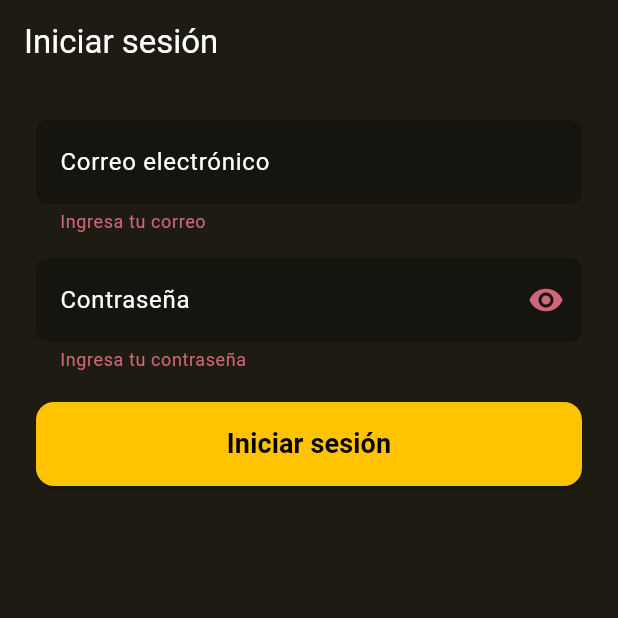
After one commit to Einarr07/elixir-gym-mobile, a Flutter app: the screen it shows after launch, after a tap on "Iniciar sesión", on a phone screen of 412 x 824 dp, the top half of it. The commit adds this screen. Run offline on Flutter 3.47's test engine with Material 3 defaults, Android fonts, the phone set to English and light mode, and no system bars; our stand-ins replace dio, flutter_dotenv, flutter_secure_storage; accounts and stored records are empty.

Commit message:
Auth
- lib/
main.dart: Update main for use the basic auth

-- core/
--- network/
---- api_client: I create the base for use client
--- storage/
---- auth_storage: Created the storage fot auth

-- data/
--- services/
---- auth_service: Created the service for use auth

-- presentation/
--- providers/
---- auth/
----- auth_provider: Created the provider for use the authentication
--- screens/
---- auth/
----- login_screen: Created the screen for use

```diff
--- /dev/null
+++ b/lib/core/network/api_client.dart
@@ -0,0 +1,53 @@
+// lib/core/network/api_client.dart
+import 'package:dio/dio.dart';
+import 'package:elixir_gym/core/storage/auth_storage.dart';
+import 'package:flutter_dotenv/flutter_dotenv.dart';
+
+class ApiClient {
+  ApiClient._() {
+    final baseUrl = dotenv.env['API_BASE_URL'] ?? '';
+    if (baseUrl.isEmpty) {
+      // Opcional: lanza para detectarlo temprano
+      throw Exception('API_BASE_URL no definido en .env');
+    }
+
+    dio = Dio(
+      BaseOptions(
+        baseUrl: baseUrl,
+        connectTimeout: const Duration(seconds: 15),
+        receiveTimeout: const Duration(seconds: 15),
+        headers: {'Content-Type': 'application/json'},
+      ),
+    );
+
+    // LOGS de depuración (sin exponer Authorization):
+    dio.interceptors.add(
+      LogInterceptor(
+        request: true,
+        requestBody: true,
+        responseBody: true,
+        requestHeader: false,
+        // evita imprimir Authorization
+        responseHeader: false,
+      ),
+    );
+
+    dio.interceptors.add(
+      InterceptorsWrapper(
+        onRequest: (options, handler) async {
+          final header = await AuthStorage.instance.getAuthHeader();
+          if (header != null && header.isNotEmpty) {
+            options.headers['Authorization'] = header;
+          }
+          handler.next(options);
+        },
+      ),
+    );
+  }
+
+  static final ApiClient _i = ApiClient._();
+
+  factory ApiClient() => _i;
+
+  late final Dio dio;
+}
--- /dev/null
+++ b/lib/core/storage/auth_storage.dart
@@ -0,0 +1,17 @@
+import 'package:flutter_secure_storage/flutter_secure_storage.dart';
+
+class AuthStorage {
+  AuthStorage._();
+
+  static final AuthStorage instance = AuthStorage._();
+  final _secure = const FlutterSecureStorage();
+
+  static const _kAuthHeader = 'auth_header';
+
+  Future<void> saveAuthHeader(String value) =>
+      _secure.write(key: _kAuthHeader, value: value);
+
+  Future<String?> getAuthHeader() => _secure.read(key: _kAuthHeader);
+
+  Future<void> clear() => _secure.delete(key: _kAuthHeader);
+}
--- a/lib/main.dart
+++ b/lib/main.dart
@@ -1,7 +1,10 @@
-import 'package:elixir_gym/core/theme/app_colors.dart';
+import 'package:elixir_gym/core/theme/app_theme.dart'; // 👈 usa tu theme central
+import 'package:elixir_gym/data/services/auth_service.dart';
+import 'package:elixir_gym/presentation/providers/auth/auth_provider.dart';
 import 'package:elixir_gym/presentation/providers/client/class_provider.dart';
 import 'package:elixir_gym/presentation/providers/client/schedule_provider.dart';
 import 'package:elixir_gym/presentation/providers/client/user_provider.dart';
+import 'package:elixir_gym/presentation/screens/auth/login_screen.dart'; // 👈 pantalla de login
 import 'package:elixir_gym/presentation/screens/client/home_screen.dart';
 import 'package:flutter/material.dart';
 import 'package:flutter_dotenv/flutter_dotenv.dart';
@@ -12,16 +15,17 @@ import 'package:provider/provider.dart';
 Future<void> main() async {
   WidgetsFlutterBinding.ensureInitialized();
 
-  // 1️⃣ Carga el archivo .env
   await dotenv.load(fileName: '.env');
-
-  // 2️⃣ Inicializa la localización para fechas en español
   await initializeDateFormatting('es_ES', null);
-  Intl.defaultLocale = 'es_ES'; // (opcional, pero recomendado)
+  Intl.defaultLocale = 'es_ES';
 
   runApp(
     MultiProvider(
       providers: [
+        ChangeNotifierProvider(
+          create: (_) =>
+              AuthProvider(AuthService())..bootstrap(), // 👈 carga sesión
+        ),
         ChangeNotifierProvider(create: (_) => UserProvider()),
         ChangeNotifierProvider(create: (_) => HorariosProvider()),
         ChangeNotifierProvider(create: (_) => ClaseProvider()),
@@ -39,11 +43,31 @@ class MyApp extends StatelessWidget {
     return MaterialApp(
       debugShowCheckedModeBanner: false,
       title: 'ElixirGym',
-      theme: ThemeData(
-        scaffoldBackgroundColor: AppColors.background,
-        colorScheme: const ColorScheme.dark(primary: AppColors.primary),
-      ),
-      home: const HomeScreen(),
+      theme: appTheme(),
+      home: const _AuthGate(),
     );
   }
 }
+
+/// Decide qué pantalla mostrar según el estado del AuthProvider.
+/// - loading (bootstrap): spinner
+/// - autenticado: HomeScreen
+/// - no autenticado: LoginScreen
+class _AuthGate extends StatelessWidget {
+  const _AuthGate();
+
+  @override
+  Widget build(BuildContext context) {
+    final auth = context.watch<AuthProvider>();
+
+    if (auth.isLoading) {
+      return const Scaffold(body: Center(child: CircularProgressIndicator()));
+    }
+
+    if (auth.isAuthenticated) {
+      return const HomeScreen();
+    } else {
+      return const LoginScreen();
+    }
+  }
+}
--- /dev/null
+++ b/lib/presentation/providers/auth/auth_provider.dart
@@ -0,0 +1,68 @@
+import 'package:elixir_gym/core/storage/auth_storage.dart';
+import 'package:elixir_gym/data/models/user_model.dart';
+import 'package:elixir_gym/data/services/auth_service.dart';
+import 'package:flutter/material.dart';
+
+class AuthProvider extends ChangeNotifier {
+  AuthProvider(this._authService);
+
+  final AuthService _authService;
+
+  Usuario? _usuario;
+  bool _loading = false;
+  String? _error;
+
+  Usuario? get user => _usuario;
+
+  bool get isLoading => _loading;
+
+  String? get error => _error;
+
+  bool get isAuthenticated => _usuario != null;
+
+  // App start: If exist save header, get the user.
+  Future<void> bootstrap() async {
+    final header = await AuthStorage.instance.getAuthHeader();
+    if (header == null) {
+      _usuario = null;
+      notifyListeners();
+      return;
+    }
+    try {
+      _loading = true;
+      notifyListeners();
+      _usuario = await _authService.fetchCurrentUser();
+    } catch (_) {
+      await _authService.logout();
+      _usuario = null;
+    } finally {
+      _loading = false;
+      notifyListeners();
+    }
+  }
+
+  Future<bool> login(String email, String password) async {
+    try {
+      _loading = true;
+      _error = null;
+      notifyListeners();
+      _usuario = await _authService.loginWithBasic(
+        email: email,
+        password: password,
+      );
+      return true;
+    } catch (e) {
+      _error = 'Credenciales invalidas o error de red';
+      return false;
+    } finally {
+      _loading = false;
+      notifyListeners();
+    }
+  }
+
+  Future<void> logout() async {
+    await _authService.logout();
+    _usuario = null;
+    notifyListeners();
+  }
+}
--- /dev/null
+++ b/lib/presentation/screens/auth/login_screen.dart
@@ -0,0 +1,135 @@
+import 'package:elixir_gym/core/theme/app_colors.dart';
+import 'package:elixir_gym/presentation/providers/auth/auth_provider.dart';
+import 'package:flutter/material.dart';
+import 'package:provider/provider.dart';
+
+import '../client/home_screen.dart';
+
+class LoginScreen extends StatefulWidget {
+  const LoginScreen({super.key});
+
+  @override
+  State<LoginScreen> createState() => _LoginScreenState();
+}
+
+class _LoginScreenState extends State<LoginScreen> {
+  final _formKey = GlobalKey<FormState>();
+  final _email = TextEditingController();
+  final _passwrod = TextEditingController();
+  bool _obscure = true;
+
+  @override
+  void dispose() {
+    _email.dispose();
+    _passwrod.dispose();
+    super.dispose();
+  }
+
+  Future<void> _submit() async {
+    if (!(_formKey.currentState?.validate() ?? false)) return;
+    final ok = await context.read<AuthProvider>().login(
+      _email.text.trim(),
+      _passwrod.text,
+    );
+    if (!mounted) return;
+    if (ok) {
+      Navigator.of(context).pushAndRemoveUntil(
+        MaterialPageRoute(builder: (_) => const HomeScreen()),
+        (route) => false,
+      );
+    } else {
+      final msg = context.read<AuthProvider>().error ?? 'Error';
+      ScaffoldMessenger.of(context).showSnackBar(SnackBar(content: Text(msg)));
+    }
+  }
+
+  @override
+  Widget build(BuildContext context) {
+    final loading = context.watch<AuthProvider>().isLoading;
+
+    return Scaffold(
+      appBar: AppBar(
+        backgroundColor: Colors.transparent,
+        elevation: 0,
+        leading: Navigator.canPop(context)
+            ? IconButton(
+                icon: const Icon(Icons.arrow_back),
+                onPressed: () => Navigator.pop(context),
+              )
+            : null,
+        title: const Text('Iniciar sesión'),
+      ),
+      body: SafeArea(
+        child: Padding(
+          padding: const EdgeInsets.all(24),
+          child: Form(
+            key: _formKey,
+            child: ListView(
+              children: [
+                TextFormField(
+                  controller: _email,
+                  keyboardType: TextInputType.emailAddress,
+                  decoration: const InputDecoration(
+                    hintText: 'Correo electrónico',
+                  ),
+                  validator: (v) {
+                    if (v == null || v.isEmpty) return 'Ingresa tu correo';
+                    final ok = RegExp(r'^\S+@\S+\.\S+$').hasMatch(v);
+                    return ok ? null : 'Correo inválido';
+                  },
+                ),
+                const SizedBox(height: 16),
+                TextFormField(
+                  controller: _passwrod,
+                  obscureText: _obscure,
+                  decoration: InputDecoration(
+                    hintText: 'Contraseña',
+                    suffixIcon: IconButton(
+                      icon: Icon(
+                        _obscure ? Icons.visibility : Icons.visibility_off,
+                      ),
+                      onPressed: () => setState(() => _obscure = !_obscure),
+                    ),
+                  ),
+                  validator: (v) =>
+                      (v == null || v.isEmpty) ? 'Ingresa tu contraseña' : null,
+                ),
+                const SizedBox(height: 12),
+                //Align(
+                //  alignment: Alignment.centerRight,
+                //  child: TextButton(onPressed: (),
+                //   child: const Text('¿Olvidaste tu contraseña?',
+                //     style: TextStyle(color: AppColors.primary)),
+                // ),
+                // ),
+                const SizedBox(height: 8),
+                SizedBox(
+                  height: 56,
+                  child: ElevatedButton(
+                    style: ElevatedButton.styleFrom(
+                      backgroundColor: AppColors.primary,
+                      foregroundColor: Colors.black,
+                      shape: RoundedRectangleBorder(
+                        borderRadius: BorderRadius.circular(12),
+                      ),
+                    ),
+                    onPressed: loading ? null : _submit,
+                    child: loading
+                        ? CircularProgressIndicator()
+                        : const Text(
+                            'Iniciar sesión',
+                            style: TextStyle(
+                              fontWeight: FontWeight.w700,
+                              fontSize: 18,
+                            ),
+                          ),
+                  ),
+                ),
+              ],
+            ),
+          ),
+        ),
+      ),
+    );
+  }
+}
```
Also changed, not shown: lib/data/services/auth_service.dart (added, +42 -0 lines).
